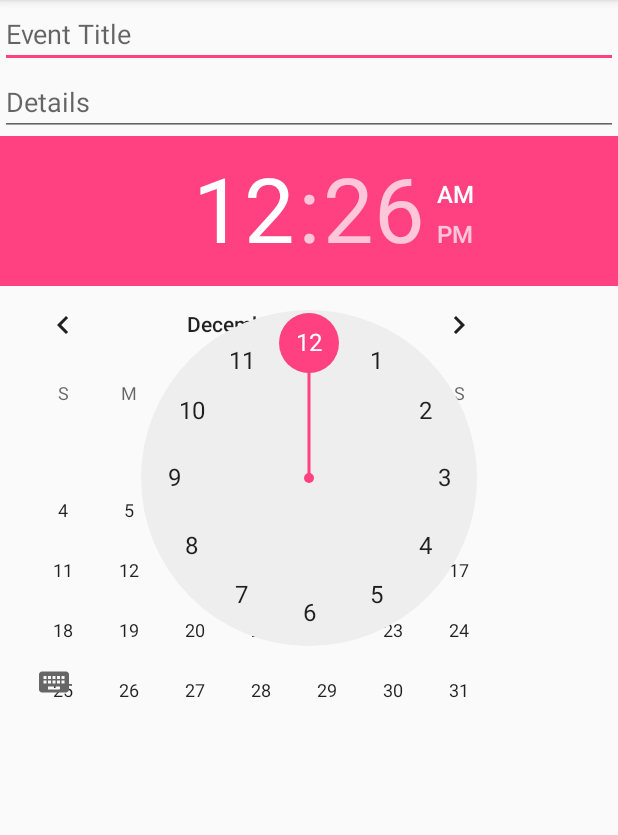
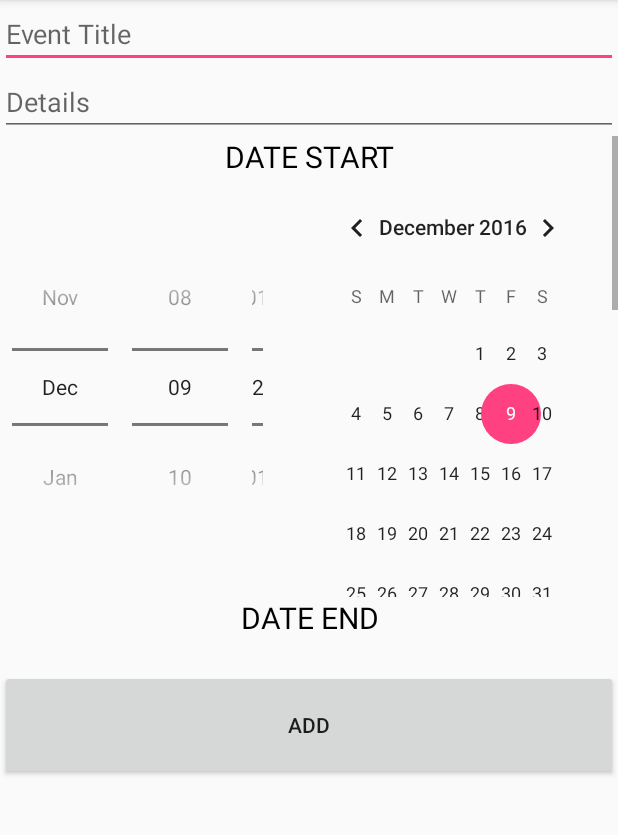
Before and after one commit to bootaXX/179FinalProject, an Android app: the AddEvent screen opened directly, with no data from a screen before it, on a phone screen of 412 x 824 dp, the part 84-919 px from its top. Run offline under Robolectric (Android 15) with nearby library versions, the phone set to English and light mode, and no system bars.

Commit message:
Update on 3:13am; Inputs ready for query injection

```diff
--- a/FinalProject/app/src/main/java/com/example/mis/finalproject/AddEvent.java
+++ b/FinalProject/app/src/main/java/com/example/mis/finalproject/AddEvent.java
@@ -1,18 +1,108 @@
 package com.example.mis.finalproject;
 
+import android.annotation.TargetApi;
+import android.content.Intent;
+import java.util.Calendar;
+import android.os.Build;
 import android.os.Bundle;
+import android.support.annotation.RequiresApi;
 import android.support.v7.app.AppCompatActivity;
+import android.view.KeyEvent;
 import android.view.View;
+import android.view.inputmethod.EditorInfo;
+import android.widget.Button;
+import android.widget.DatePicker;
+import android.widget.DatePicker;
+import android.widget.DatePicker.OnDateChangedListener;
+import android.widget.EditText;
+import android.widget.TextView;
+import android.widget.TextView.OnEditorActionListener;
+import android.widget.TimePicker;
+import android.widget.Toast;
 
 /**
  * Created by Pauline Sarana on 12/9/2016.
  */
 
 public class AddEvent extends AppCompatActivity {
+    EditText event_title;
+    String event_title_string;
+    EditText event_details;
+    String event_details_string;
+    DatePicker datepicker_start;
+    int datepicker_start_day;
+    int datepicker_start_month;
+    int datepicker_start_year;
+    DatePicker datepicker_end;
+    int datepicker_end_day;
+    int datepicker_end_month;
+    int datepicker_end_year;
+    TimePicker timestart;
+    int timestart_hour;
+    int timestart_min;
+    TimePicker timeend;
+    int timeend_hour;
+    int timeend_min;
+    Button addevent;
     @Override
     public void onCreate(Bundle savedInstanceState)
     {
         super.onCreate(savedInstanceState);
         setContentView(R.layout.add_event);
+
+        event_title = (EditText) findViewById(R.id.event_title_id);
+        event_details = (EditText) findViewById(R.id.event_detail_id);
+
+        datepicker_start = (DatePicker) findViewById(R.id.date_start_picker_id);
+        Calendar calendar  = Calendar.getInstance();
+        calendar.setTimeInMillis(System.currentTimeMillis());
+        datepicker_start.init(calendar.get(Calendar.YEAR), calendar.get(Calendar.MONTH), calendar.get(Calendar.DAY_OF_MONTH), new DatePicker.OnDateChangedListener(){
+            @Override
+            public void onDateChanged(DatePicker datepicker_start, int year, int month, int dayofMonth) {
+                datepicker_start_day = dayofMonth;
+                datepicker_start_month = month + 1;
+                datepicker_start_year = year;
+            }
+        });
+
+        datepicker_end = (DatePicker) findViewById(R.id.date_end_picker_id);
+        datepicker_end.init(calendar.get(Calendar.YEAR), calendar.get(Calendar.MONTH), calendar.get(Calendar.DAY_OF_MONTH), new DatePicker.OnDateChangedListener(){
+            @Override
+            public void onDateChanged(DatePicker datepicker_end, int year, int month, int dayofMonth) {
+                datepicker_end_day = dayofMonth;
+                datepicker_end_month = month + 1;
+                datepicker_end_year = year;
+            }
+        });
+
+        timestart = (TimePicker) findViewById(R.id.start_time_id);
+        timestart.setOnTimeChangedListener(new TimePicker.OnTimeChangedListener() {
+            @Override
+            public void onTimeChanged(TimePicker timePicker, int hour, int min) {
+                timestart_min = min;
+                timestart_hour = hour;
+            }
+        });
+
+        timeend = (TimePicker) findViewById(R.id.end_time_id);
+        timeend.setOnTimeChangedListener(new TimePicker.OnTimeChangedListener() {
+            @Override
+            public void onTimeChanged(TimePicker timePicker, int hour, int min) {
+                timeend_hour = hour;
+                timeend_min = min;
+            }
+        });
+
+        addevent = (Button) findViewById(R.id.add_event_button_id);
+        addevent.setOnClickListener(new OnClickListenerAddEvent());
+    }
+
+    public class OnClickListenerAddEvent implements View.OnClickListener{
+        @Override
+        public void onClick(View view) {
+            event_title_string = event_title.getText().toString();
+            event_details_string = event_details.getText().toString();
+            Toast.makeText(getApplicationContext(), event_title_string + ", " + event_details_string + "\n" + datepicker_start_month + " " + datepicker_start_day + ", " + datepicker_start_year + " - " + datepicker_end_month + " " + datepicker_end_day + ", " + datepicker_end_year +" \n" + timestart_hour + ":" + timestart_min + "\n" + timeend_hour + ":" + timeend_min, Toast.LENGTH_SHORT).show();
+        }
     }
 }
--- a/FinalProject/app/src/main/res/layout/activity_main.xml
+++ b/FinalProject/app/src/main/res/layout/activity_main.xml
@@ -34,9 +34,11 @@
                 style="?android:attr/borderlessButtonStyle" />
             <TextView
                 android:layout_width="wrap_content"
-                android:layout_height="wrap_content"
-                android:layout_weight="0.8"
-                />
+                android:layout_height="match_parent"
+                android:layout_weight="0.80"
+                android:text="FLEXIFOLIO"
+                android:textSize="24sp"
+                android:textAlignment="center" />
 
             <ImageButton
                 android:id="@+id/btn_camera"
--- a/FinalProject/app/src/main/res/layout/add_event.xml
+++ b/FinalProject/app/src/main/res/layout/add_event.xml
@@ -1,5 +1,7 @@
 <?xml version="1.0" encoding="utf-8"?>
 <LinearLayout xmlns:android="http://schemas.android.com/apk/res/android"
+    xmlns:app="http://schemas.android.com/apk/res-auto"
+    xmlns:tools="http://schemas.android.com/tools"
     android:orientation="vertical" android:layout_width="match_parent"
     android:layout_height="match_parent"
     android:weightSum="1">
@@ -20,58 +22,82 @@
         android:id="@+id/event_detail_id"
         android:hint="Details" />
 
-    <TabHost
+    <ScrollView
         android:layout_width="match_parent"
-        android:layout_height="342dp"
-        android:layout_weight="1.21">
+        android:layout_height="356dp">
 
         <LinearLayout
+            android:orientation="vertical"
             android:layout_width="match_parent"
-            android:layout_height="match_parent"
-            android:orientation="vertical">
+            android:layout_height="wrap_content">
 
-            <TabWidget
-                android:id="@android:id/tabs"
+            <TextView
+                android:text="DATE START"
                 android:layout_width="match_parent"
-                android:layout_height="wrap_content" />
+                android:layout_height="wrap_content"
+                android:id="@+id/textView"
+                android:textAlignment="center"
+                android:textSize="20sp"
+                android:textColor="@android:color/background_dark" />
 
-            <FrameLayout
-                android:id="@android:id/tabcontent"
+            <DatePicker
                 android:layout_width="match_parent"
-                android:layout_height="match_parent">
+                android:layout_height="wrap_content"
+                android:id="@+id/date_start_picker_id"
+                android:datePickerMode="spinner" />
 
-                <LinearLayout
-                    android:id="@+id/Date"
-                    android:layout_width="match_parent"
-                    android:layout_height="match_parent"
-                    android:orientation="vertical">
+            <TextView
+                android:text="DATE END"
+                android:layout_width="match_parent"
+                android:layout_height="wrap_content"
+                android:id="@+id/textView4"
+                android:textAlignment="center"
+                android:textColor="@android:color/background_dark"
+                android:textSize="20sp" />
 
-                    <DatePicker
-                        android:layout_width="match_parent"
-                        android:layout_height="wrap_content"
-                        android:id="@+id/date_picker_id" />
-                </LinearLayout>
+            <DatePicker
+                android:layout_width="match_parent"
+                android:layout_height="wrap_content"
+                android:id="@+id/date_end_picker_id"
+                android:datePickerMode="spinner" />
 
-                <LinearLayout
-                    android:id="@+id/Time"
-                    android:layout_width="match_parent"
-                    android:layout_height="match_parent"
-                    android:orientation="vertical">
+            <TextView
+                android:text="TIME START"
+                android:layout_width="match_parent"
+                android:layout_height="wrap_content"
+                android:id="@+id/textView2"
+                android:textAlignment="center"
+                android:textSize="20sp"
+                android:textColor="@android:color/background_dark" />
 
-                    <TimePicker
-                        android:layout_width="match_parent"
-                        android:layout_height="wrap_content"
-                        android:id="@+id/time_picker_id" />
-                </LinearLayout>
+            <TimePicker
+                android:layout_width="match_parent"
+                android:layout_height="wrap_content"
+                android:id="@+id/start_time_id"
+                android:timePickerMode="spinner" />
 
-            </FrameLayout>
+            <TextView
+                android:text="TIME END"
+                android:layout_width="match_parent"
+                android:layout_height="wrap_content"
+                android:id="@+id/textView3"
+                android:textAlignment="center"
+                android:textColor="@android:color/background_dark"
+                android:textSize="20sp" />
+
+            <TimePicker
+                android:layout_width="match_parent"
+                android:layout_height="wrap_content"
+                android:id="@+id/end_time_id"
+                android:timePickerMode="spinner" />
+
         </LinearLayout>
-    </TabHost>
+    </ScrollView>
 
     <Button
         android:text="ADD"
         android:layout_width="match_parent"
-        android:layout_height="wrap_content"
+        android:layout_height="73dp"
         android:id="@+id/add_event_button_id" />
 
 </LinearLayout>
--- a/FinalProject/app/src/main/res/values/colors.xml
+++ b/FinalProject/app/src/main/res/values/colors.xml
@@ -2,5 +2,5 @@
 <resources>
     <color name="colorPrimary">#10bb18</color>
     <color name="colorPrimaryDark">#2cdb15</color>
-    <color name="colorAccent">#FF4081</color>
+    <color name="colorAccent">#ff4081</color>
 </resources>
```
